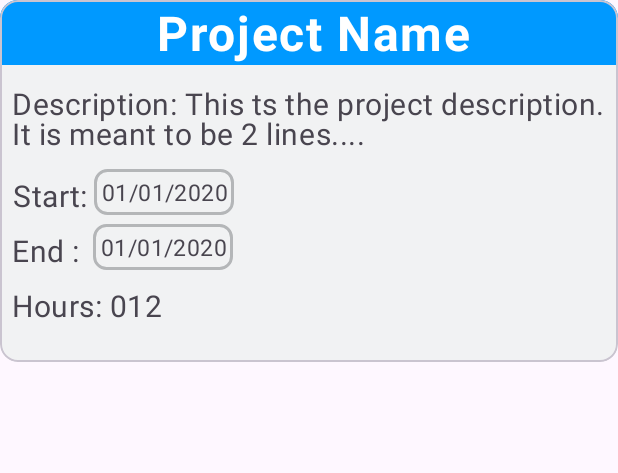
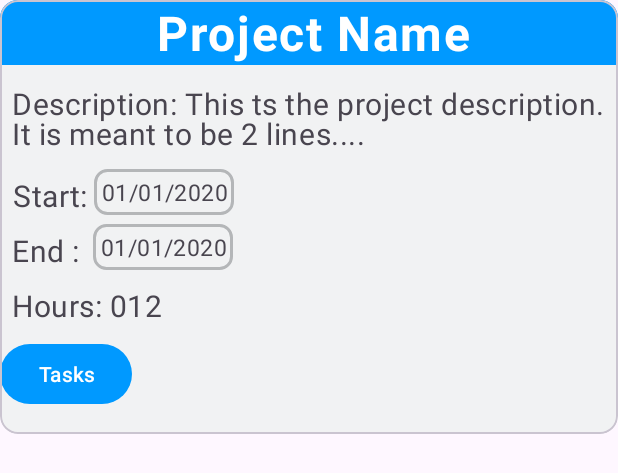
Before and after one commit to calegovindasami/OPSC7311_POE, an Android app: the layout project_card.xml on its own in the app's theme, with its tools: preview values and no code run, on a phone screen of 412 x 824 dp. Shown: the top 473 px of the screen. Run offline under Robolectric (Android 15) with nearby library versions, the phone set to English and light mode, and no system bars.

Commit message:
Added function to get the tasks for a specific project done in the month

```diff
--- a/app/src/main/java/TaskForm/TaskForm.kt
+++ b/app/src/main/java/TaskForm/TaskForm.kt
@@ -182,7 +182,7 @@ class TaskForm : Fragment() {
             val minute = picker.minute
             val cal = Calendar.getInstance()
             val day = cal.get(Calendar.DAY_OF_MONTH)
-            val month = cal.get(Calendar.MONTH)
+            val month = cal.get(Calendar.MONTH) + 1
             val year = cal.get(Calendar.YEAR)
             val date = "$day/$month/${year}T$hour:$minute"
             startTime = SimpleDateFormat("dd/MM/yyyy'T'HH:mm").parse(date)
--- a/app/src/main/res/layout/project_card.xml
+++ b/app/src/main/res/layout/project_card.xml
@@ -171,6 +171,12 @@
         </LinearLayout>
 
         <!-- Buttons -->
+        <Button
+            android:id="@+id/btnGetTasks"
+            android:layout_width="wrap_content"
+            android:layout_height="wrap_content"
+            android:text="Tasks"/>
+
         <LinearLayout
             android:layout_width="wrap_content"
             android:layout_height="wrap_content"
```
Also changed, not shown: app/src/main/java/Services/HoursService.kt (+7 -3 lines), app/src/main/java/com/example/opsc7311_poe/ViewProject.kt (+16 -0 lines).
